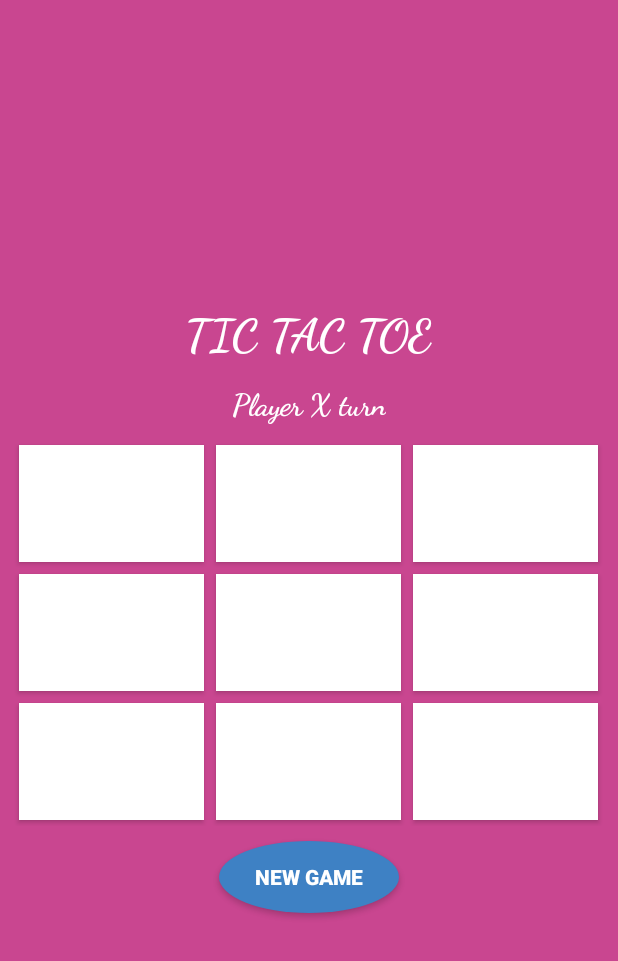
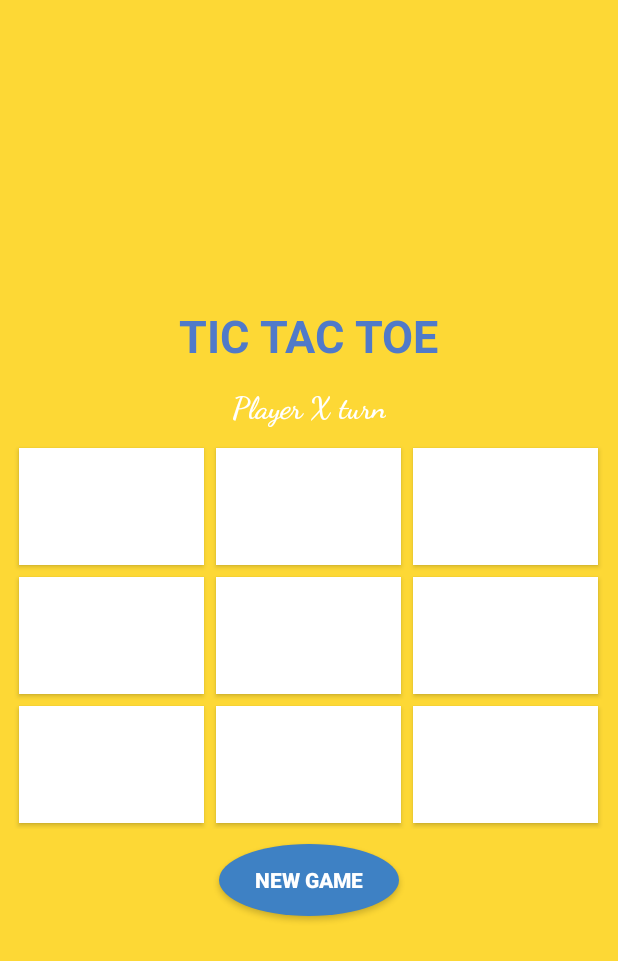
Before and after one commit to Satyam-22747/Tic_tac_toe_Android_game, an Android app: the screen it shows after launch (MainActivity), on a phone screen of 412 x 824 dp. Shown: the top 961 px of the screen. Run offline under Robolectric (Android 15) with nearby library versions, the phone set to English and light mode, and no system bars; our stand-ins replace sdp/ssp sizes.

Commit message:
This is my tic toe game code, where java and xml is used.

```diff
--- a/app/src/main/res/layout/activity_main.xml
+++ b/app/src/main/res/layout/activity_main.xml
@@ -8,7 +8,7 @@
     android:layout_height="match_parent"
     android:orientation="vertical"
     android:gravity="center"
-    android:background="#C94690"
+    android:background="#FDD835"
     tools:context=".MainActivity">
 
     <TextView
@@ -16,8 +16,7 @@
         android:layout_height="wrap_content"
         android:text="@string/hint_heading"
         android:textSize="30sp"
-        android:fontFamily="cursive"
-        android:textColor="@color/headcol"
+        android:textColor="#507AC9"
         android:textStyle="bold"/>
     <TextView
         android:layout_marginTop="15dp"
```
